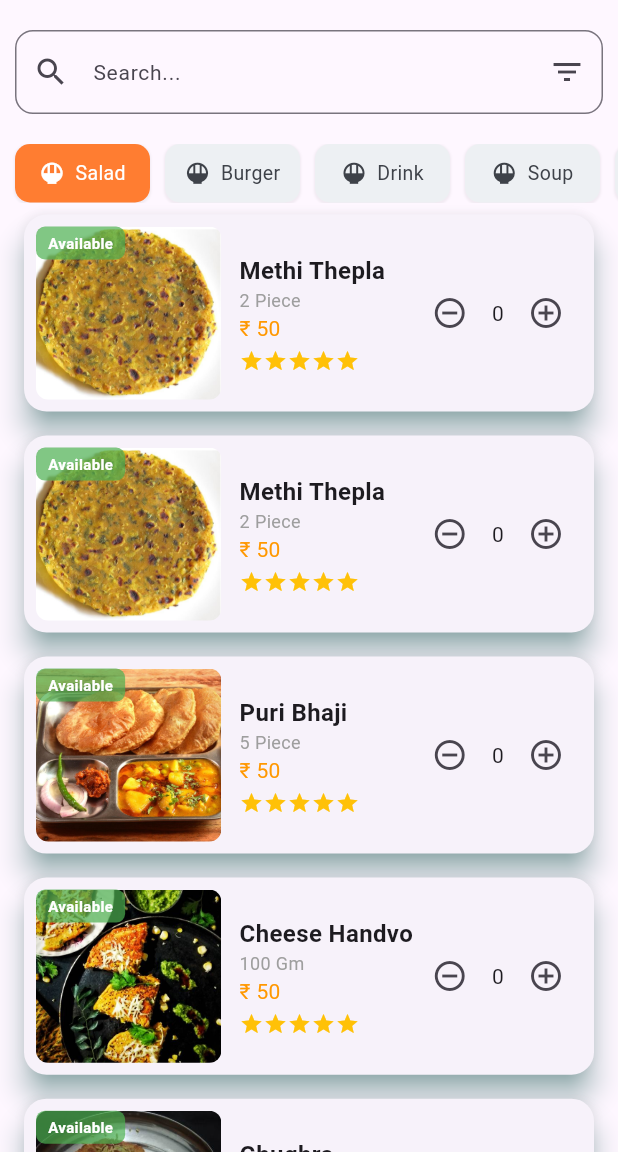
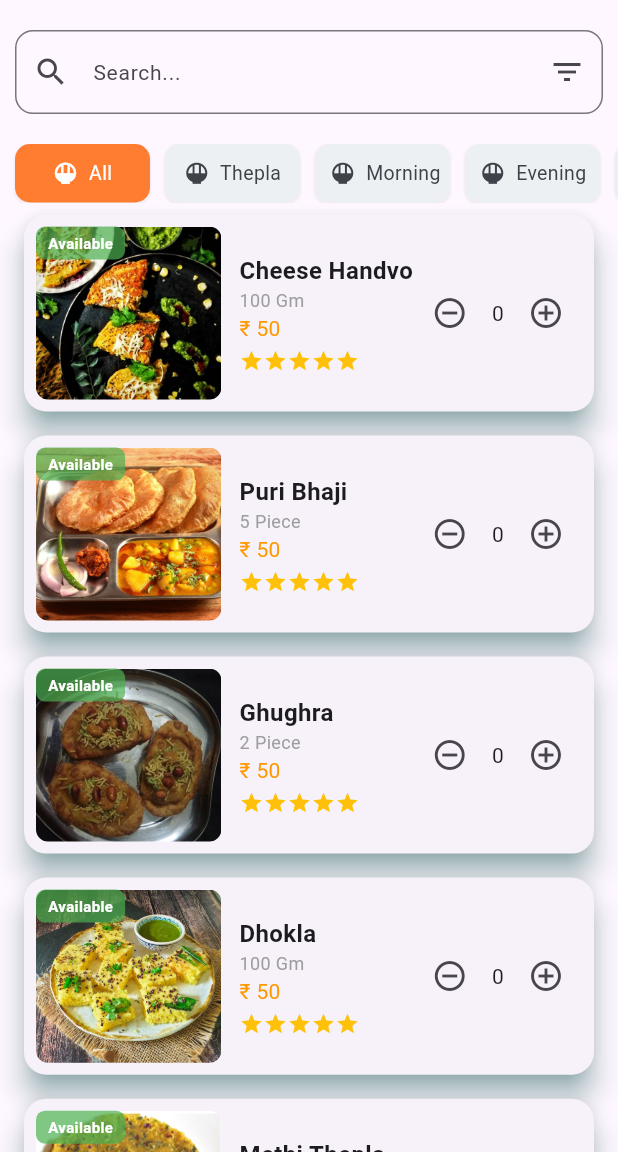
Before and after one commit to vaghelachirag/deepakitchen, a Flutter app: the FavoriteTab screen opened directly, on a phone screen of 412 x 824 dp, the part 84-1236 px from its top. Run offline on Flutter 3.47's test engine with Material 3 defaults, Android fonts, the phone set to English and light mode, and no system bars; our stand-ins replace cached_network_image, carousel_slider, connectivity_plus, dio, dots_indicator, flutter_screenutil and 11 more; accounts and stored records are empty; Roboto replaces fonts that are missing (Poppins-Regular).

Commit message:
load category based on selection

```diff
--- a/lib/controllers/category/CategoryController.dart
+++ b/lib/controllers/category/CategoryController.dart
@@ -8,6 +8,7 @@ import '../../models/products/ProductModel.dart';
 import '../../providers/CategoryProvider.dart';
 import '../../providers/OfferProvider.dart';
 import '../../providers/ProductProvider.dart';
+import '../../uttils/demoData.dart';
 import '../../views/home/tabs/CardTab.dart';
 import '../../views/home/tabs/ExploreTab.dart';
 import '../../views/home/tabs/FavoriteTab.dart';
@@ -29,6 +30,9 @@ class CategoryController extends GetxController {
   var discountedProducts = <ProductModel>[].obs;
   var selectedIndex = 0.obs;
 
+  // Items for the currently selected category
+  var itemsForSelectedCategory = <Map<String, dynamic>>[].obs;
+
   List<Widget> pages = [
     ExploreTab(),
     FavoriteTab(),
@@ -45,6 +49,8 @@ class CategoryController extends GetxController {
     getCategories();
     getDiscountedProducts();
     super.onInit();
+
+    itemsForSelectedCategory.value = categoryItems[selectedIndex.value] ?? [];
   }
 
   void getOffers() {
@@ -55,6 +61,7 @@ class CategoryController extends GetxController {
 
   void selectCategory(int index) {
     selectedIndex.value = index;
+    itemsForSelectedCategory.value = categoryItems[index] ?? [];
   }
 
   void getCategories() {
--- a/lib/uttils/demoData.dart
+++ b/lib/uttils/demoData.dart
@@ -32,6 +32,130 @@ List<String> demoBigImages = [
   "assets/images/ไก่ทอดคาราอาเกะ.jpg",
   "assets/images/ไก่ทอดบ้านๆ.jpg"
 ];
+
+
+// Assuming you have a map of categories and their items
+Map<int, List<Map<String, dynamic>>> categoryItems = {
+  0: [ {
+    "name": "Cheese Handvo",
+    "quantity": "100 Gm",
+    "image": "assets/images/cheesehandvo.png",
+    "location": "₹ 50",
+    "rating": 8.6,
+    "delivertTime": 20,
+  },
+    {
+      "name": "Puri Bhaji",
+      "quantity": "5 Piece",
+      "image": "assets/images/puribhaji.jpg",
+      "location": "₹ 80",
+      "rating": 9.1,
+      "delivertTime": 35,
+    },
+    {
+      "name": "Ghughra",
+      "quantity": "2 Piece",
+      "image": "assets/images/ghughra.jpg",
+      "location": "₹ 50",
+      "rating": 7.3,
+      "delivertTime": 25,
+    },
+    {
+      "name": "Dhokla",
+      "quantity": "100 Gm",
+      "image": "assets/images/dhokla.jpg",
+      "location": "₹ 50",
+      "rating": 8.4,
+      "delivertTime": 30,
+    },
+    {
+      "name": "Methi Thepla",
+      "quantity": "2 Piece",
+      "image": "assets/images/methithepla.png",
+      "location": "₹ 25",
+      "rating": 9.5,
+      "delivertTime": 15,
+    },{
+      "name": "Methi Thepla",
+      "quantity": "2 Piece",
+      "image": "assets/images/methithepla.png",
+      "location": "₹ 25",
+      "rating": 9.5,
+      "delivertTime": 15,
+    },
+    {
+      "name": "Methi Thepla",
+      "quantity": "2 Piece",
+      "image": "assets/images/methithepla.png",
+      "location": "₹ 25",
+      "rating": 9.5,
+      "delivertTime": 15,
+    } ],
+  1: [{
+    "name": "Cheese Handvo",
+    "quantity": "100 Gm",
+    "image": "assets/images/cheesehandvo.png",
+    "location": "₹ 50",
+    "rating": 8.6,
+    "delivertTime": 20,
+  },
+    {
+      "name": "Puri Bhaji",
+      "quantity": "5 Piece",
+      "image": "assets/images/puribhaji.jpg",
+      "location": "₹ 80",
+      "rating": 9.1,
+      "delivertTime": 35,
+    },
+    {
+      "name": "Ghughra",
+      "quantity": "2 Piece",
+      "image": "assets/images/ghughra.jpg",
+      "location": "₹ 50",
+      "rating": 7.3,
+      "delivertTime": 25,
+    },
+    {
+      "name": "Dhokla",
+      "quantity": "100 Gm",
+      "image": "assets/images/dhokla.jpg",
+      "location": "₹ 50",
+      "rating": 8.4,
+      "delivertTime": 30,
+    },
+    {
+      "name": "Methi Thepla",
+      "quantity": "2 Piece",
+      "image": "assets/images/methithepla.png",
+      "location": "₹ 25",
+      "rating": 9.5,
+      "delivertTime": 15,
+    },{
+      "name": "Methi Thepla",
+      "quantity": "2 Piece",
+      "image": "assets/images/methithepla.png",
+      "location": "₹ 25",
+      "rating": 9.5,
+      "delivertTime": 15,
+    },
+    {
+      "name": "Methi Thepla",
+      "quantity": "2 Piece",
+      "image": "assets/images/methithepla.png",
+      "location": "₹ 25",
+      "rating": 9.5,
+      "delivertTime": 15,
+    }],
+  2: [ {
+    "name": "Cheese Handvo",
+    "quantity": "100 Gm",
+    "image": "assets/images/cheesehandvo.png",
+    "location": "₹ 50",
+    "rating": 8.6,
+    "delivertTime": 20,
+  }],
+};
+
 
 List<Map<String, dynamic>> demoMediumCardData = [
   {
@@ -93,11 +217,11 @@ List<Map<String, dynamic>> demoMediumCardData = [
 
 
 List categories = [
-  {"name": "Salad", "icon": Icons.rice_bowl},
-  {"name": "Burger", "icon": Icons.rice_bowl},
-  {"name": "Drink", "icon": Icons.rice_bowl},
-  {"name": "Soup", "icon": Icons.rice_bowl},
-  {"name": "Snack", "icon": Icons.rice_bowl},
+  {"name": "All", "icon": Icons.rice_bowl},
+  {"name": "Thepla", "icon": Icons.rice_bowl},
+  {"name": "Morning", "icon": Icons.rice_bowl},
+  {"name": "Evening", "icon": Icons.rice_bowl},
+  {"name": "Healthy", "icon": Icons.rice_bowl},
 ];
 
 
--- a/lib/views/home/tabs/FavoriteTab.dart
+++ b/lib/views/home/tabs/FavoriteTab.dart
@@ -1,13 +1,9 @@
 import 'package:deepaskitchen/uttils/theme/app_theme.dart';
 import 'package:flutter/material.dart';
 import 'package:flutter/services.dart';
-import 'package:font_awesome_flutter/font_awesome_flutter.dart';
 import 'package:get/get_state_manager/src/simple/get_view.dart';
 
 import '../../../controllers/category/CategoryController.dart';
-import '../../../global/constant/assets.dart';
-import '../../../global/constant/colors.dart';
-import '../../../global/constant/styles.dart';
 import '../../../uttils/demoData.dart';
 import '../../../widget/CategoryItemCard.dart';
 import '../../../widget/SearchWidget.dart';
@@ -40,27 +36,7 @@ class FavoriteTab extends GetView<CategoryController> {
                   SearchWidget(),
                   SizedBox(height: 20,),
                   _buildCategories(controller),
-                  SizedBox(
-                    height: Get.height * 0.8,
-                     child:  Expanded(
-                       child: ListView.builder(
-                         shrinkWrap: true,
-                         itemCount: demoMediumCardData.length,
-                         itemBuilder: (context, int index) {
-                           return  FoodItemCard(
-                             name: demoMediumCardData[index]["name"],
-                             quantity: demoMediumCardData[index]["quantity"],
-                             price: 50,
-                             imageUrl: demoMediumCardData[index]["image"],
-                             isAvailable: true,
-                             rating: 4.5,
-                             controller: Get.put(FoodItemController()),
-                           );
-                         },
-                       ),
-                     ),
-                  )
-
+                  _loadCategory(controller)
                 ]),
               ),
             ],
@@ -112,3 +88,32 @@ _buildCategories(CategoryController controller) {
     ),
   );
 }
+
+_loadCategory(CategoryController controller){
+  return SizedBox(
+      height: Get.height * 0.8,
+      child:  Expanded(
+      child: Obx(() {
+    // Listen to itemsForSelectedCategory changes
+    final items = controller.itemsForSelectedCategory;
+    print(" ${items.length}");
+    if (items.isEmpty) {
+      return Center(child: Text("No items found for this category"));
+    }
+    return ListView.builder(
+      itemCount: items.length,
+      itemBuilder: (context, index) {
+        final item = items[index];
+        return FoodItemCard(
+          name: item["name"],
+          quantity: item["quantity"],
+          price: item["price"] ?? 50,
+          imageUrl: item["image"],
+          isAvailable: item["isAvailable"] ?? true,
+          rating: item["rating"] ?? 4.5,
+          controller: Get.put(FoodItemController()),
+        );
+      },
+    );
+  })));
+}
--- a/lib/widget/all_category_item.dart
+++ b/lib/widget/all_category_item.dart
@@ -46,7 +46,7 @@ class AllCategoryItem extends StatelessWidget {
             SizedBox(width: 7),
             Text(
               data["name"],
-              maxLines: 1,
+              maxLines: 2,
               overflow: TextOverflow.ellipsis,
               style: TextStyle(
                 fontSize: 13,
```
